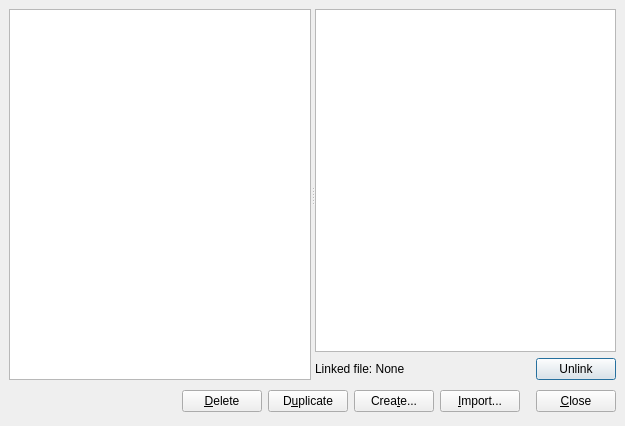
This is dialogs/dataedit.ui in veusz/veusz as Qt 5 draws it before an edit. The edited form follows.
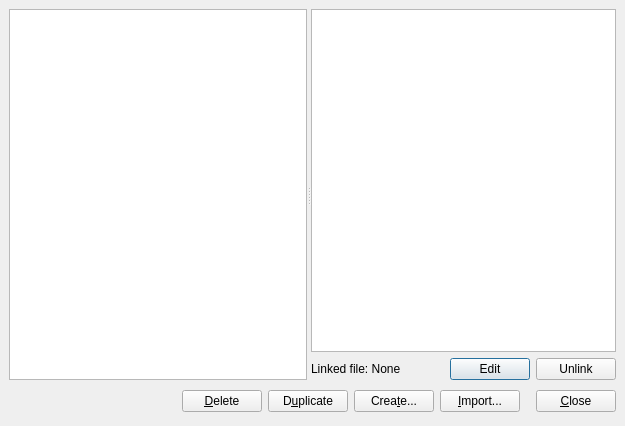
This is the edited form.

```diff
--- a/dialogs/dataedit.ui
+++ b/dialogs/dataedit.ui
@@ -61,6 +61,13 @@
            </property>
           </widget>
          </item>
+         <item>
+          <widget class="QPushButton" name="editbutton" >
+           <property name="text" >
+            <string>Edit</string>
+           </property>
+          </widget>
+         </item>
          <item>
           <widget class="QPushButton" name="unlinkbutton" >
            <property name="sizePolicy" >
```
Left out of the diff: 1 changed line with no effect on the pictures.
